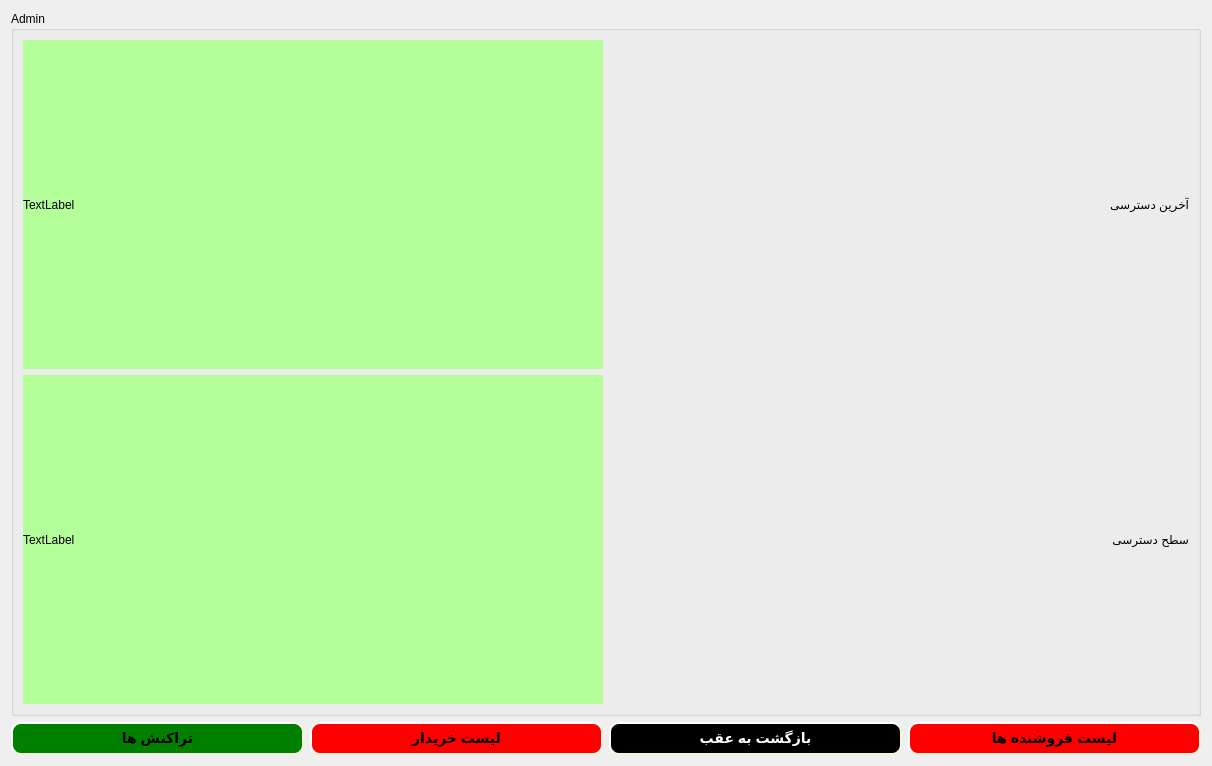
Old version of the form Project_Ap/adminpage.ui in the repository AP-projects-4001/metagoofill.
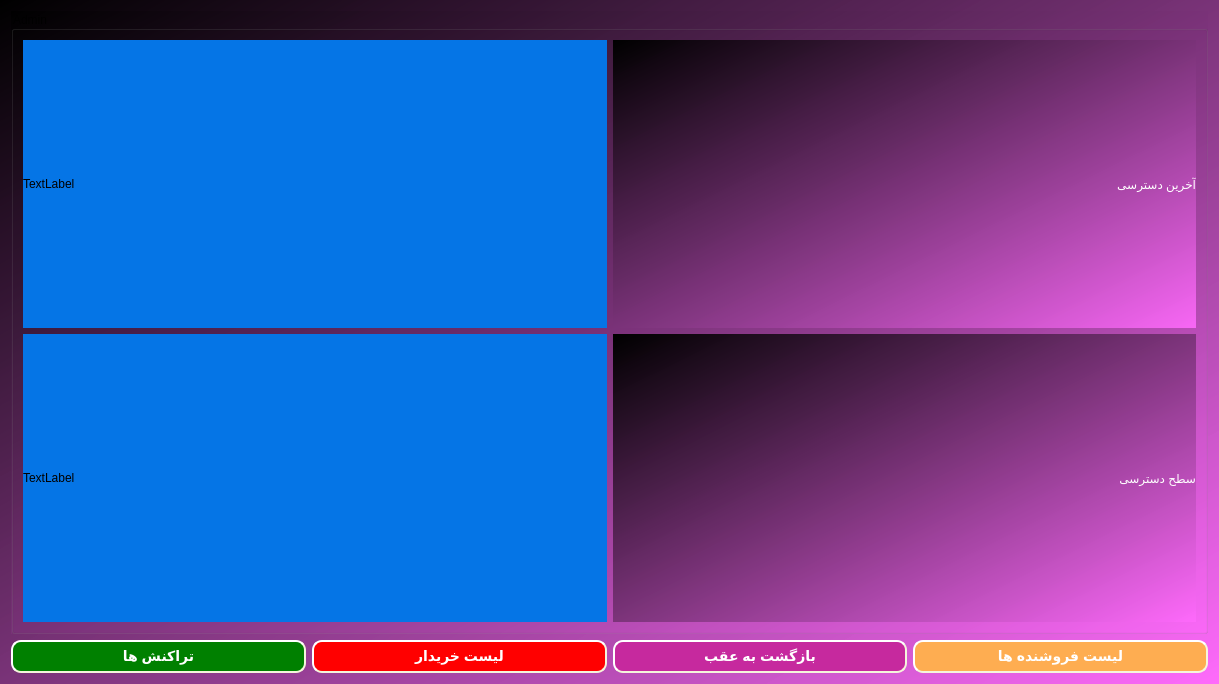
New version of the form.

Commit message: {adding css style In the first stage of graphic changes}

The edit to the form file:
```diff
--- a/Project_Ap/adminpage.ui
+++ b/Project_Ap/adminpage.ui
@@ -6,14 +6,106 @@
    <rect>
     <x>0</x>
     <y>0</y>
-    <width>1212</width>
-    <height>766</height>
+    <width>1219</width>
+    <height>684</height>
    </rect>
   </property>
   <property name="windowTitle">
    <string>Dialog</string>
   </property>
+  <property name="styleSheet">
+   <string notr="true">background-color: qlineargradient(spread:pad, x1:0, y1:0, x2:1, y2:1, stop:0 rgba(0, 0, 0, 255), stop:1 rgba(255, 106, 252, 231));</string>
+  </property>
   <layout class="QGridLayout" name="gridLayout_2">
+   <item row="1" column="0">
+    <layout class="QHBoxLayout" name="horizontalLayout">
+     <item>
+      <widget class="QPushButton" name="pushButton_2">
+       <property name="styleSheet">
+        <string notr="true">QPushButton {
+    background-color: green;
+    border-style: outset;
+    border-width: 2px;
+    border-radius: 10px;
+    border-color: beige;
+    font: bold 14px;
+    min-width: 10em;
+    padding: 6px;
+color: white;
+}
+QPushButton:hover { color: yellow; }</string>
+       </property>
+       <property name="text">
+        <string>تراکنش ها</string>
+       </property>
+      </widget>
+     </item>
+     <item>
+      <widget class="QPushButton" name="pushButton_4">
+       <property name="styleSheet">
+        <string notr="true">QPushButton {
+    background-color: red;
+    border-style: outset;
+    border-width: 2px;
+    border-radius: 10px;
+    border-color: beige;
+    font: bold 14px;
+    min-width: 10em;
+    padding: 6px;
+ color: white;
+}
+QPushButton:hover { color: yellow; }</string>
+       </property>
+       <property name="text">
+        <string>لیست خریدار</string>
+       </property>
+      </widget>
+     </item>
+     <item>
+      <widget class="QPushButton" name="pushButton_3">
+       <property name="styleSheet">
+        <string notr="true">QPushButton {
+	color: rgb(198, 41, 158);
+    background-color: #c6299e;
+    border-style: outset;
+    border-width: 2px;
+    border-radius: 10px;
+    border-color: beige;
+    font: bold 14px;
+    min-width: 10em;
+    padding: 6px;
+	color:white;
+}
+QPushButton:hover { color: yellow; }</string>
+       </property>
+       <property name="text">
+        <string>بازگشت به عقب</string>
+       </property>
+      </widget>
+     </item>
+     <item>
+      <widget class="QPushButton" name="pushButton">
+       <property name="styleSheet">
+        <string notr="true">QPushButton {
+    background-color: #fead51;
+    border-style: outset;
+    border-width: 2px;
+    border-radius: 10px;
+    border-color: beige;
+    font: bold 14px;
+    min-width: 10em;
+    padding: 6px;
+color:white;
+}
+QPushButton:hover { color: yellow; }</string>
+       </property>
+       <property name="text">
+        <string>لیست فروشنده ها</string>
+       </property>
+      </widget>
+     </item>
+    </layout>
+   </item>
    <item row="0" column="0">
     <widget class="QGroupBox" name="groupBox">
      <property name="styleSheet">
@@ -23,20 +115,11 @@
       <string>Admin</string>
      </property>
      <layout class="QGridLayout" name="gridLayout">
-      <item row="0" column="0">
-       <widget class="QLabel" name="label_3">
-        <property name="styleSheet">
-         <string notr="true">background-color: rgb(180, 255, 153);</string>
-        </property>
-        <property name="text">
-         <string>TextLabel</string>
-        </property>
-       </widget>
-      </item>
       <item row="0" column="1">
        <widget class="QLabel" name="label">
         <property name="styleSheet">
-         <string notr="true">font: 16pt &quot;MS Shell Dlg 2&quot;;</string>
+         <string notr="true">font: 16pt &quot;MS Shell Dlg 2&quot;;
+color: rgb(255, 255, 255);</string>
         </property>
         <property name="text">
          <string>آخرین دسترسی</string>
@@ -46,7 +129,17 @@
       <item row="1" column="0">
        <widget class="QLabel" name="label_4">
         <property name="styleSheet">
-         <string notr="true">background-color: rgb(180, 255, 153);</string>
+         <string notr="true">background-color: rgb(5, 117, 230);</string>
+        </property>
+        <property name="text">
+         <string>TextLabel</string>
+        </property>
+       </widget>
+      </item>
+      <item row="0" column="0">
+       <widget class="QLabel" name="label_3">
+        <property name="styleSheet">
+         <string notr="true">background-color: rgb(5, 117, 230);</string>
         </property>
         <property name="text">
          <string>TextLabel</string>
@@ -56,7 +149,8 @@
       <item row="1" column="1">
        <widget class="QLabel" name="label_2">
         <property name="styleSheet">
-         <string notr="true">font: 16pt &quot;MS Shell Dlg 2&quot;;</string>
+         <string notr="true">font: 16pt &quot;MS Shell Dlg 2&quot;;
+color: rgb(255, 255, 255);</string>
         </property>
         <property name="text">
          <string>سطح دسترسی</string>
@@ -66,91 +160,6 @@
      </layout>
     </widget>
    </item>
-   <item row="1" column="0">
-    <layout class="QHBoxLayout" name="horizontalLayout">
-     <item>
-      <widget class="QPushButton" name="pushButton_2">
-       <property name="styleSheet">
-        <string notr="true">QPushButton {
-    background-color: green;
-    border-style: outset;
-    border-width: 2px;
-    border-radius: 10px;
-    border-color: beige;
-    font: bold 14px;
-    min-width: 10em;
-    padding: 6px;
-}
-QPushButton:hover { color: yellow; }</string>
-       </property>
-       <property name="text">
-        <string>تراکنش ها</string>
-       </property>
-      </widget>
-     </item>
-     <item>
-      <widget class="QPushButton" name="pushButton_4">
-       <property name="styleSheet">
-        <string notr="true">QPushButton {
-    background-color: red;
-    border-style: outset;
-    border-width: 2px;
-    border-radius: 10px;
-    border-color: beige;
-    font: bold 14px;
-    min-width: 10em;
-    padding: 6px;
-}
-QPushButton:hover { color: yellow; }</string>
-       </property>
-       <property name="text">
-        <string>لیست خریدار</string>
-       </property>
-      </widget>
-     </item>
-     <item>
-      <widget class="QPushButton" name="pushButton_3">
-       <property name="styleSheet">
-        <string notr="true">QPushButton {
-    background-color: black;
-    border-style: outset;
-    border-width: 2px;
-    border-radius: 10px;
-    border-color: beige;
-    font: bold 14px;
-    min-width: 10em;
-    padding: 6px;
-	color:white;
-}
-</string>
-       </property>
-       <property name="text">
-        <string>بازگشت به عقب</string>
-       </property>
-      </widget>
-     </item>
-     <item>
-      <widget class="QPushButton" name="pushButton">
-       <property name="styleSheet">
-        <string notr="true">QPushButton {
-    background-color: red;
-    border-style: outset;
-    border-width: 2px;
-    border-radius: 10px;
-    border-color: beige;
-    font: bold 14px;
-    min-width: 10em;
-    padding: 6px;
-}
-QPushButton:hover { color: yellow; }</string>
-       </property>
-       <property name="text">
-        <string>لیست فروشنده ها</string>
-       </property>
-      </widget>
-     </item>
-    </layout>
-   </item>
   </layout>
  </widget>
  <resources/>
```
The commit also changes 9 other files.
